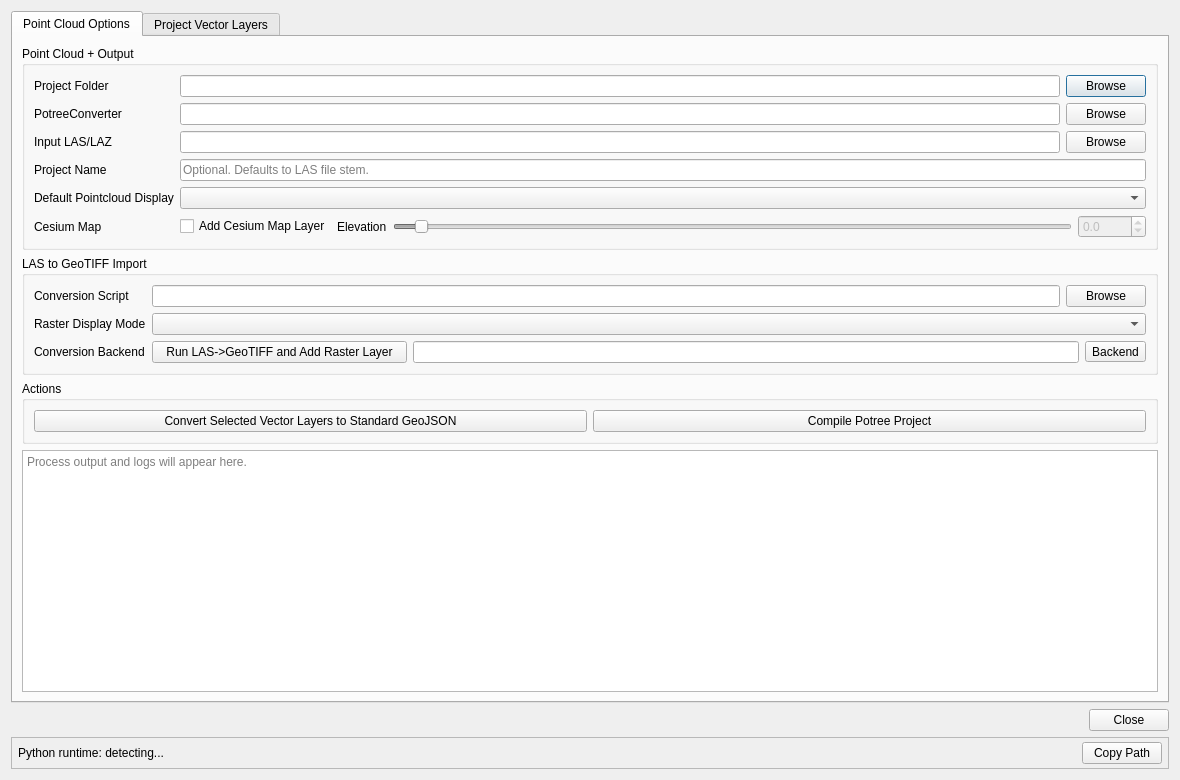
The window that qgis_plugin/potreecraft_dialog_base.ui (ThomasFarmer/PotreeCraft) describes before a commit, drawn with Qt 5.
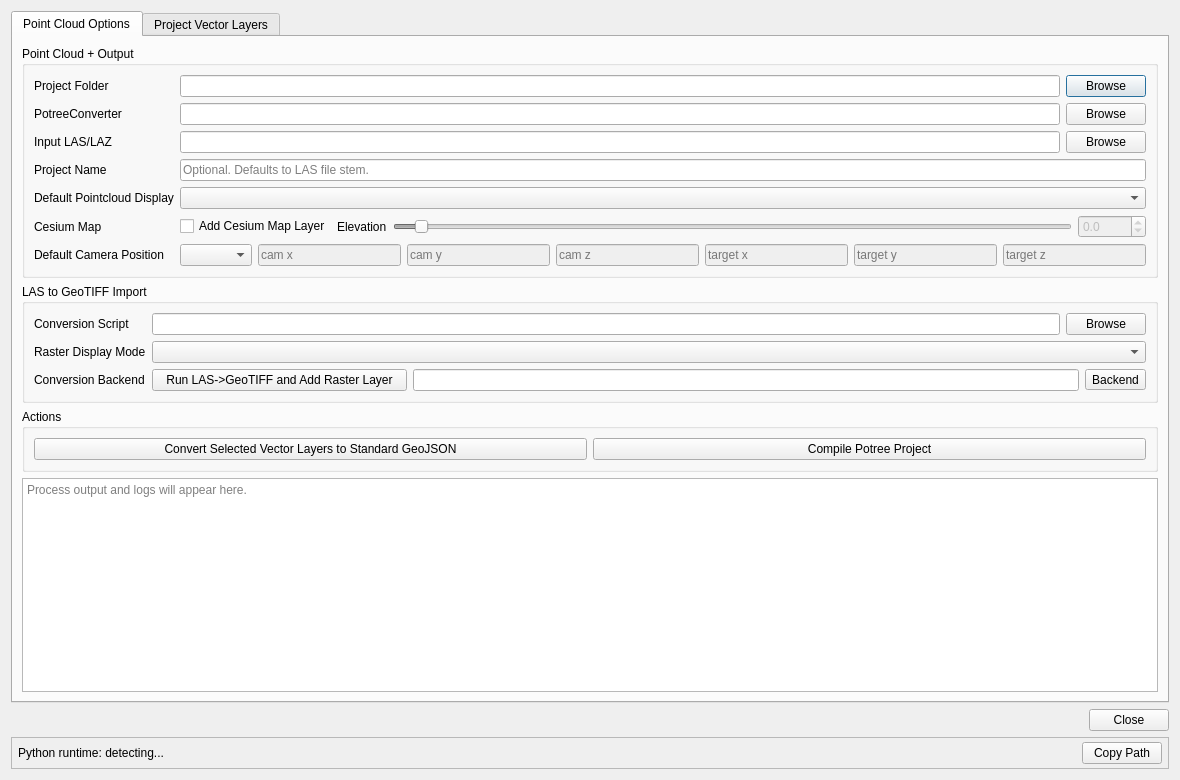
The same window after the commit.

Commit message: polygon draw fix, camera options

Diff of the .ui file:
```diff
--- a/qgis_plugin/potreecraft_dialog_base.ui
+++ b/qgis_plugin/potreecraft_dialog_base.ui
@@ -179,6 +179,112 @@
             </layout>
            </widget>
           </item>
+          <item row="6" column="0">
+           <widget class="QLabel" name="label_default_camera_position">
+            <property name="text">
+             <string>Default Camera Position</string>
+            </property>
+           </widget>
+          </item>
+          <item row="6" column="1" colspan="2">
+           <widget class="QWidget" name="default_camera_widget" native="true">
+            <layout class="QHBoxLayout" name="horizontalLayout_default_camera">
+             <property name="leftMargin">
+              <number>0</number>
+             </property>
+             <property name="topMargin">
+              <number>0</number>
+             </property>
+             <property name="rightMargin">
+              <number>0</number>
+             </property>
+             <property name="bottomMargin">
+              <number>0</number>
+             </property>
+             <item>
+              <widget class="QComboBox" name="default_camera_mode_combo"/>
+             </item>
+             <item>
+              <widget class="QLineEdit" name="camera_position_x_edit">
+               <property name="enabled">
+                <bool>false</bool>
+               </property>
+               <property name="maximumWidth">
+                <number>90</number>
+               </property>
+               <property name="placeholderText">
+                <string>cam x</string>
+               </property>
+              </widget>
+             </item>
+             <item>
+              <widget class="QLineEdit" name="camera_position_y_edit">
+               <property name="enabled">
+                <bool>false</bool>
+               </property>
+               <property name="maximumWidth">
+                <number>90</number>
+               </property>
+               <property name="placeholderText">
+                <string>cam y</string>
+               </property>
+              </widget>
+             </item>
+             <item>
+              <widget class="QLineEdit" name="camera_position_z_edit">
+               <property name="enabled">
+                <bool>false</bool>
+               </property>
+               <property name="maximumWidth">
+                <number>90</number>
+               </property>
+               <property name="placeholderText">
+                <string>cam z</string>
+               </property>
+              </widget>
+             </item>
+             <item>
+              <widget class="QLineEdit" name="camera_target_x_edit">
+               <property name="enabled">
+                <bool>false</bool>
+               </property>
+               <property name="maximumWidth">
+                <number>90</number>
+               </property>
+               <property name="placeholderText">
+                <string>target x</string>
+               </property>
+              </widget>
+             </item>
+             <item>
+              <widget class="QLineEdit" name="camera_target_y_edit">
+               <property name="enabled">
+                <bool>false</bool>
+               </property>
+               <property name="maximumWidth">
+                <number>90</number>
+               </property>
+               <property name="placeholderText">
+                <string>target y</string>
+               </property>
+              </widget>
+             </item>
+             <item>
+              <widget class="QLineEdit" name="camera_target_z_edit">
+               <property name="enabled">
+                <bool>false</bool>
+               </property>
+               <property name="maximumWidth">
+                <number>90</number>
+               </property>
+               <property name="placeholderText">
+                <string>target z</string>
+               </property>
+              </widget>
+             </item>
+            </layout>
+           </widget>
+          </item>
          </layout>
         </widget>
        </item>
```
The commit also changes 7 other files.
